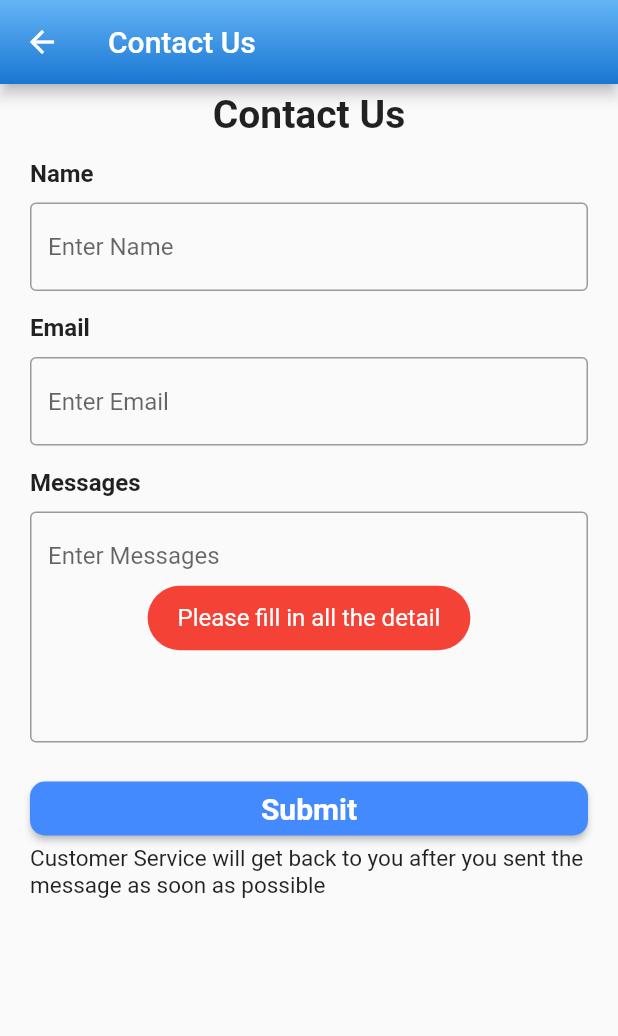
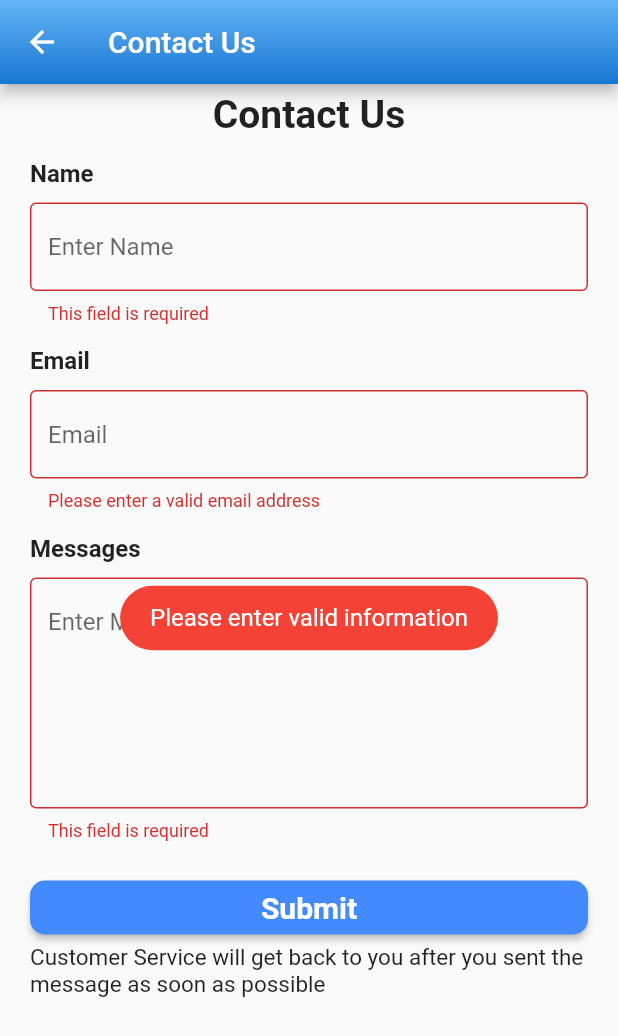
Before and after one commit to YYeng/Lab-2-, a Flutter app: the ContactUs screen opened directly, after a tap on "Submit", on a phone screen of 412 x 824 dp. Shown: the top 1036 px of the screen. Run offline on Flutter 3.47's test engine with Material 2 defaults, Android fonts, the phone set to English and light mode, and no system bars; our stand-ins replace date_format, flutter_staggered_animations, fluttertoast, geocoding, geolocator, google_maps_flutter and 3 more; missing offline and left inert: ndialog; accounts and stored records are empty.

Commit message:
update contact us

```diff
--- a/lib/view/contactUs.dart
+++ b/lib/view/contactUs.dart
@@ -52,14 +52,16 @@ class _ContactUsState extends State<ContactUs> {
                       SizedBox(height: 10),
                       TextFormField(
                         controller: nameController,
+                        keyboardType: TextInputType.name,
                         decoration: InputDecoration(
                             hintText: 'Enter Name',
-                          border: OutlineInputBorder(),
-                        ),
-                        autovalidateMode: AutovalidateMode.onUserInteraction,
+                            border: OutlineInputBorder()),
                         validator: (String value) {
                           if (value.isEmpty) {
                             return 'This field is required';
+                          }
+                          if (value.trim().length < 4) {
+                            return 'Username must be at least 4 characters in length';
                           }
                           // Return null if the entered username is valid
                           return null;
@@ -70,17 +72,23 @@ class _ContactUsState extends State<ContactUs> {
                         alignment: Alignment.centerLeft,
                         child: Text("Email",
                             style: TextStyle(
-                                  fontSize: 16, fontWeight: FontWeight.bold))),
+                                fontSize: 16, fontWeight: FontWeight.bold)),
+                      ),
                       SizedBox(height: 10),
                       TextFormField(
                         controller: emailController,
+                        keyboardType: TextInputType.emailAddress,
                         decoration: InputDecoration(
-                          hintText: 'Enter Email',
+                          hintText: 'Email',
                           border: OutlineInputBorder(),
                         ),
-                        autovalidateMode: AutovalidateMode.onUserInteraction,
                         validator: (String value) {
-                          if (value.isEmpty) return "This field is required";
+                          if (!RegExp(
+                                  r"^[a-zA-Z0-9.!#$%&'*+/=?^_`{|}~-]+@[a-zA-Z0-9-]+(?:\.[a-zA-Z0-9-]+)*$")
+                              .hasMatch(value)) {
+                            return "Please enter a valid email address";
+                          }
+
                           return null;
                         },
                       ),
@@ -98,14 +106,17 @@ class _ContactUsState extends State<ContactUs> {
                           hintText: 'Enter Messages',
                           border: OutlineInputBorder(),
                         ),
+                        validator: (String value) {
+                          if (value.isEmpty) {
+                            return 'This field is required';
+                          }
+
+                          return null;
+                        },
                         style: TextStyle(fontSize: 16),
                         minLines: 6, //Normal textInputField will be displayed
                         maxLines: 6, // when user presses enter
-                          autovalidateMode: AutovalidateMode.onUserInteraction,
-                          validator: (String value) {
-                            if (value.isEmpty) return "This field is required";
-                            return null;
-                          }),
+                      ),
                       SizedBox(height: 20),
                       MaterialButton(
                           shape: RoundedRectangleBorder(
@@ -137,8 +148,21 @@ class _ContactUsState extends State<ContactUs> {
     String _name = nameController.text.toString();
     String _email = emailController.text.toString();
     String _messages = messagesController.text.toString();
+    bool _validate = _formKey.currentState.validate();
 
-   if(_name == ""|| _email == ""|| _messages == ""){
+    if (_validate == false) {
+      Fluttertoast.showToast(
+          msg: "Please enter valid information",
+          toastLength: Toast.LENGTH_SHORT,
+          gravity: ToastGravity.CENTER,
+          timeInSecForIosWeb: 1,
+          backgroundColor: Colors.red,
+          textColor: Colors.white,
+          fontSize: 16.0);
+      return;
+    }
+
+    if (_name == "" || _email == "" || _messages == "") {
       Fluttertoast.showToast(
           msg: "Please fill in all the detail",
           toastLength: Toast.LENGTH_SHORT,
@@ -147,16 +171,13 @@ class _ContactUsState extends State<ContactUs> {
           backgroundColor: Colors.red,
           textColor: Colors.white,
           fontSize: 16.0);
-
-   }else{
-
+          return;
+    } else {
       setState(() {
-
         _sendMessages(_name, _email, _messages);
 
         return;
       });
-
     }
   }
 
@@ -184,9 +205,7 @@ class _ContactUsState extends State<ContactUs> {
           nameController.text = "";
           emailController.text = "";
           messagesController.text = "";
-
         });
-
       } else {
         Fluttertoast.showToast(
             msg: "Failed",
```
Lines whose indentation alone changed are shown as unchanged.
